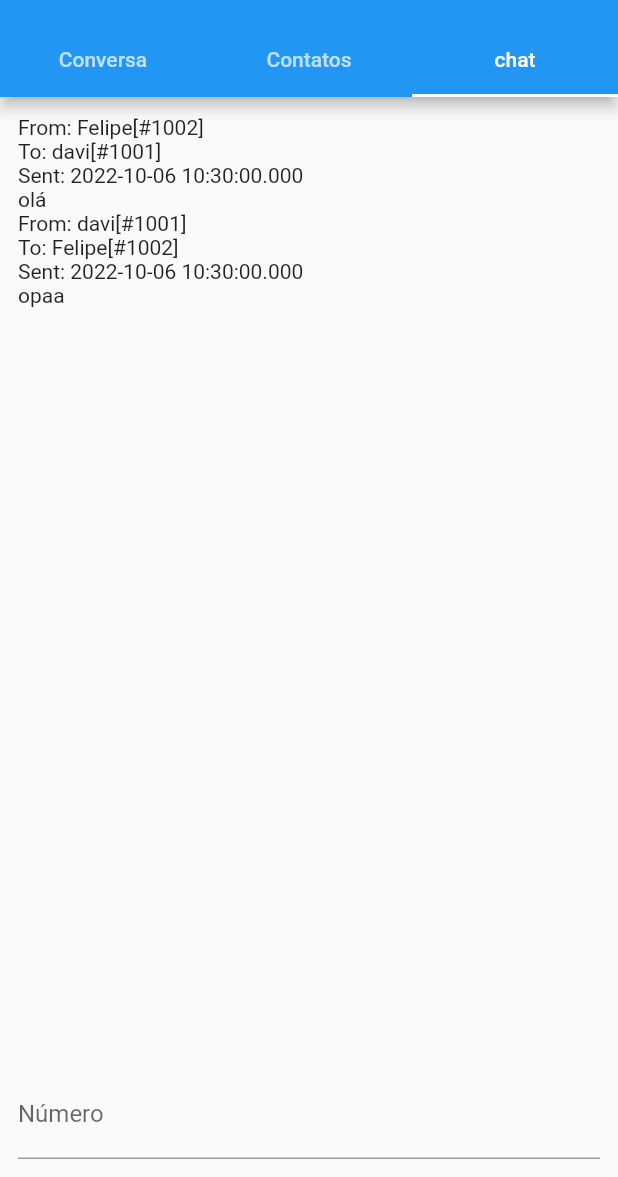
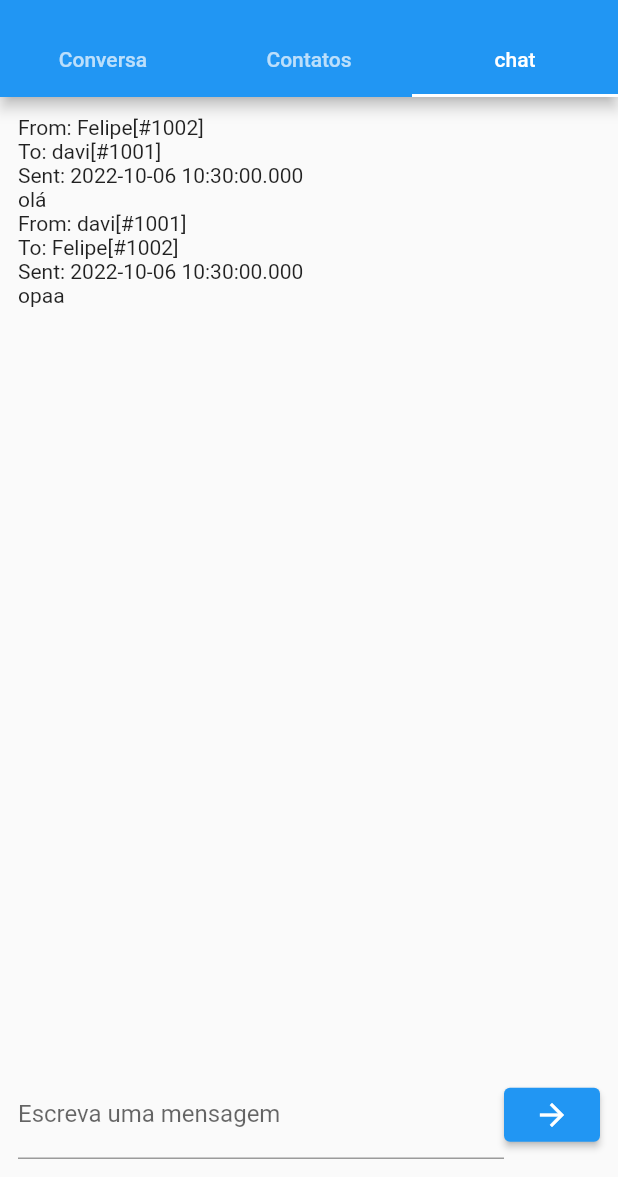
Before and after one commit to davi133/app-mensagens-si700, a Flutter app: the screen it shows after launch, tab 3 chosen, on a phone screen of 412 x 824 dp, the part 59-1236 px from its top. Run offline on Flutter 3.47's test engine with Material 2 defaults, Android fonts, the phone set to English and light mode, and no system bars; key blocks and very long unbroken strings in the code were emptied for the run.

Commit message:
fiz o esqueleto da tela de chat

```diff
--- a/lib/View/Chat.dart
+++ b/lib/View/Chat.dart
@@ -13,37 +13,27 @@ class ChatScreen extends StatelessWidget {
       Mensagem(User("Felipe", 1002), User("davi", 1001), "opaa"),
     ];
 
-    /*return Row(
-      children:<Widget> [
-        Expanded(
-          child: ListView.builder(
-            itemCount: mensagens.length,
-            itemBuilder: (BuildContext context, int index) {
-              return Text("mensagem");
-            },
-          ),
-        ),
-      ],
-    );*/
-
     return Container(
       margin: const EdgeInsets.all(12.0),
       child: Column(
         mainAxisAlignment: MainAxisAlignment.spaceBetween,
-        children:<Widget>[
-          Expanded(
-          child: ListView.builder(
-            itemCount: mensagens.length,
-            itemBuilder: (BuildContext context, int index) {
-              return Text("${mensagens[index]}");
-            },
-          ),
-        ),
-          const TextField(
-            keyboardType: TextInputType.text,
-            decoration: InputDecoration(
-              labelText: 'Número',
-            ),
+        children: [
+          MessageList(mensagens),
+          Row(
+            children: [
+              const Expanded(
+                child: TextField(
+                  keyboardType: TextInputType.text,
+                  decoration: InputDecoration(
+                    labelText: 'Escreva uma mensagem',
+                  ),
+                ),
+              ),
+              ElevatedButton(
+                onPressed: () {},
+                child: const Icon(Icons.arrow_forward),
+              )
+            ],
           ),
         ],
       ),
@@ -51,9 +41,31 @@ class ChatScreen extends StatelessWidget {
   }
 }
 
-Widget messagesList() => ListView.builder(
-      itemCount: 0,
-      itemBuilder: (BuildContext context, int index) {
-        return Text("mensagem");
-      },
+class MessageList extends StatelessWidget {
+  MessageList(this.mensagens, {super.key});
+  List<Mensagem> mensagens;
+
+  @override
+  Widget build(BuildContext context) {
+    return Expanded(
+      child: ListView.builder(
+        itemCount: mensagens.length,
+        itemBuilder: (BuildContext context, int index) {
+          return MessageTile(mensagens[index]);
+        },
+      ),
     );
+  }
+}
+
+class MessageTile extends StatelessWidget {
+  const MessageTile(this.msg,{super.key});
+  final Mensagem msg;
+
+  @override
+  Widget build(BuildContext context) {
+    return Container(
+      child: Text("$msg"),
+    );
+  }
+}
```
